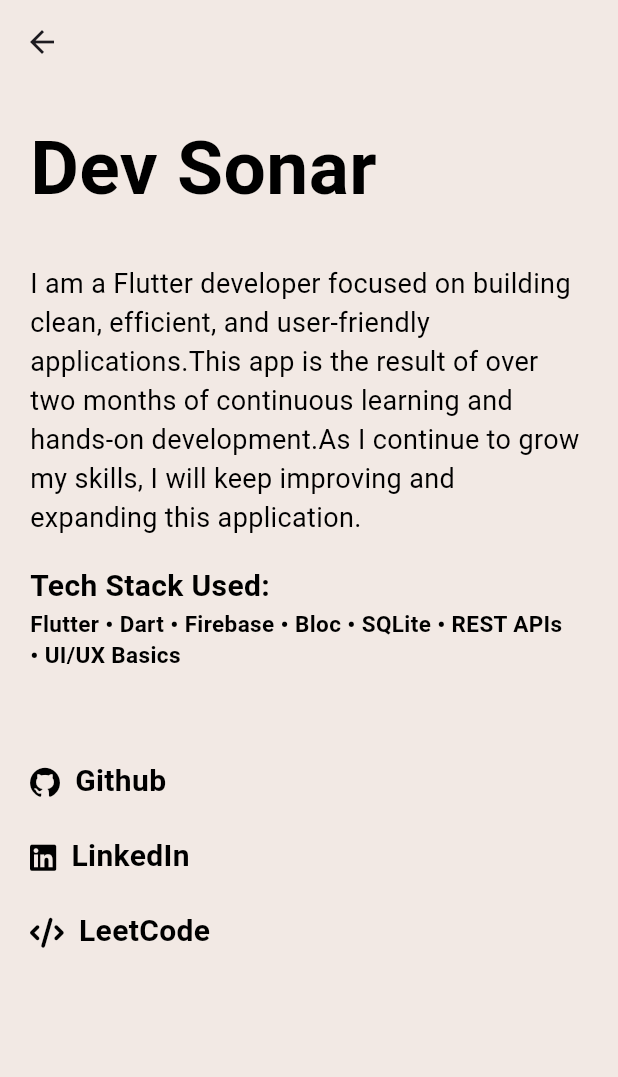
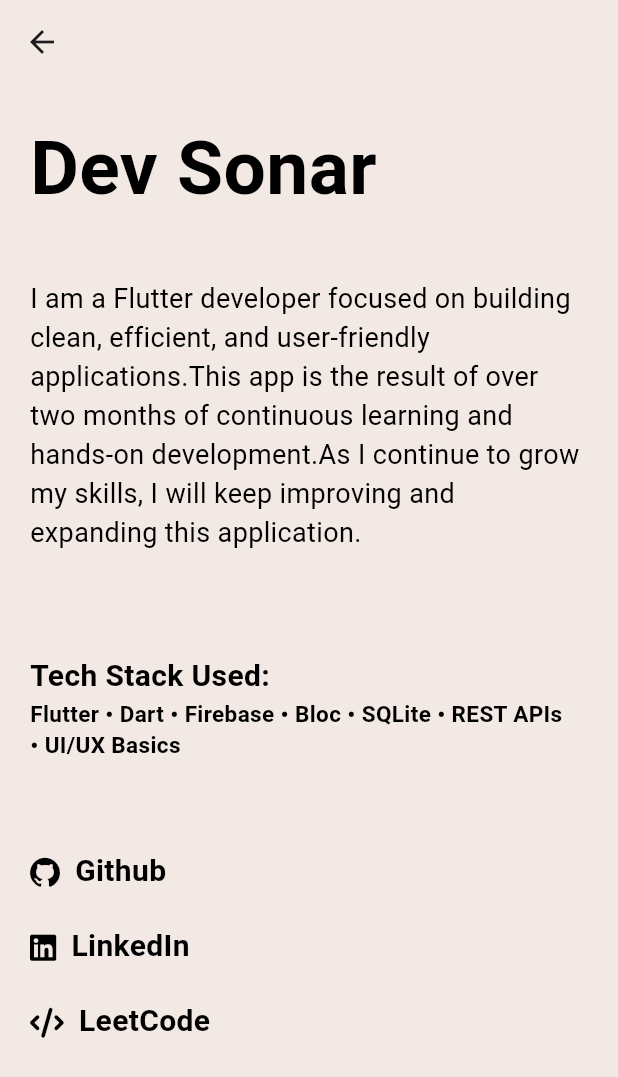
Before and after one commit to Devsonar19/My-Notes, a Flutter app: the AboutDevView screen opened by its route, on a phone screen of 412 x 824 dp. Shown: the top 1077 px of the screen. Run offline on Flutter 3.47's test engine with Material 3 defaults, Android fonts, the phone set to English and light mode, and no system bars; our stand-ins replace bloc, cloud_firestore, equatable, firebase_auth, firebase_core, flutter_bloc and 4 more; accounts and stored records are empty.

Commit message:
bug fixes in about developer screen

```diff
--- a/test_application/lib/views/notes/about_dev_view.dart
+++ b/test_application/lib/views/notes/about_dev_view.dart
@@ -25,7 +25,7 @@ class _AboutDevViewState extends State<AboutDevView> {
               children: [
                 const SizedBox(
                   width: double.infinity,
-                  height: 100,
+                  height: 110,
                   child: Text(
                       'Dev Sonar',
                     style: TextStyle(
@@ -37,7 +37,7 @@ class _AboutDevViewState extends State<AboutDevView> {
                 ),
                 const SizedBox(
                   width: double.infinity,
-                  height: 200,
+                  height: 250,
                   child: Text(
                     "I am a Flutter developer focused on building clean, efficient, and user-friendly applications.This app is the result of over two months of continuous learning and hands-on development.As I continue to grow my skills, I will keep improving and expanding this application.",
                     style: TextStyle(
```
